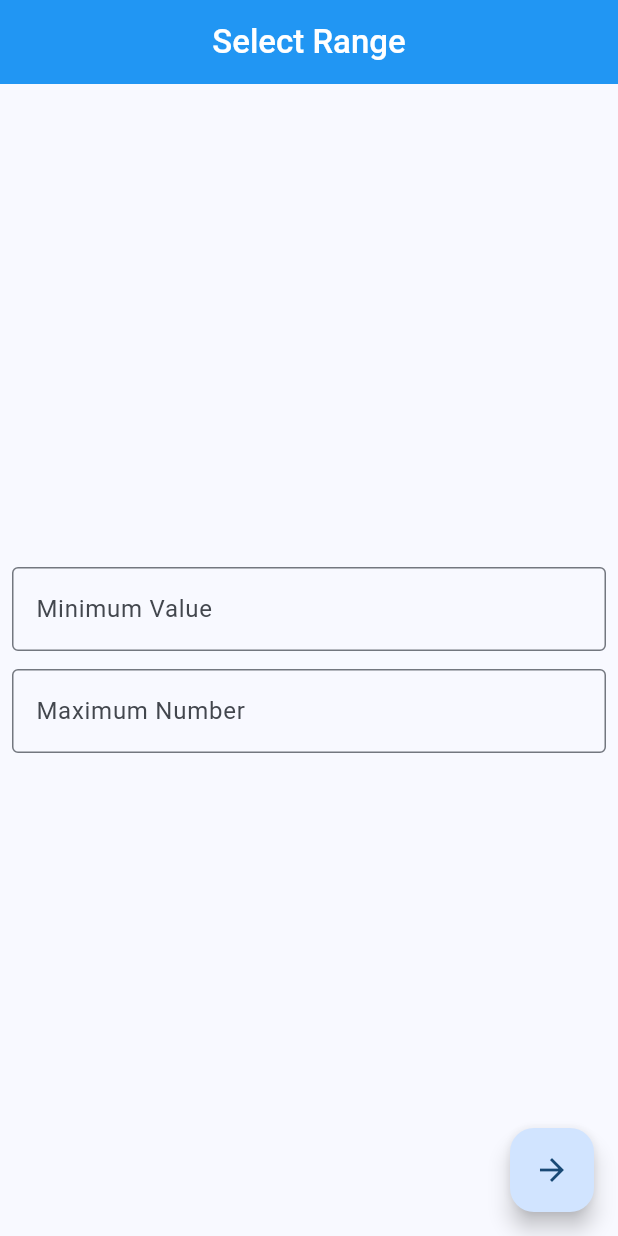
After one commit to khantseithu/randomizer, a Flutter app: the screen it shows after launch, on a phone screen of 412 x 824 dp. The commit adds this screen. Run offline on Flutter 3.47's test engine with Material 3 defaults, Android fonts, the phone set to English and light mode, and no system bars.

Commit message:
refactor: move the form to new file

```diff
--- /dev/null
+++ b/lib/range_selector_form.dart
@@ -0,0 +1,41 @@
+import 'package:flutter/material.dart';
+import 'package:myapp/range_selector_page.dart';
+
+class RangeSelectorForm extends StatelessWidget {
+  const RangeSelectorForm({
+    super.key,
+    required this.formKey,
+    required this.minValueSetter,
+    required this.maxValueSetter,
+  });
+
+  final GlobalKey<FormState> formKey;
+  final IntValueSetter minValueSetter;
+  final IntValueSetter maxValueSetter;
+
+  @override
+  Widget build(BuildContext context) {
+    return Form(
+      key: formKey,
+      child: Padding(
+        padding: const EdgeInsets.all(8.0),
+        child: Column(
+          mainAxisAlignment: MainAxisAlignment.center,
+          children: [
+            RangeSelectorTextFormField(
+              labelText: "Minimum Value",
+              onSave: (value) => minValueSetter(value),
+            ),
+            const SizedBox(
+              height: 12,
+            ),
+            RangeSelectorTextFormField(
+              labelText: "Maximum Number",
+              onSave: (value) => maxValueSetter(value),
+            )
+          ],
+        ),
+      ),
+    );
+  }
+}
--- a/lib/range_selector_page.dart
+++ b/lib/range_selector_page.dart
@@ -1,4 +1,7 @@
 import 'package:flutter/material.dart';
+import 'package:myapp/range_selector_form.dart';
+
+typedef IntValueSetter = void Function(int value);
 
 class RangeSelectorPage extends StatefulWidget {
   const RangeSelectorPage({super.key});
@@ -35,27 +38,10 @@ class _RangeSelectorPageState extends State<RangeSelectorPage> {
         )),
         backgroundColor: Colors.blue,
       ),
-      body: Form(
-        key: _formKey,
-        child: Padding(
-          padding: const EdgeInsets.all(8.0),
-          child: Column(
-            mainAxisAlignment: MainAxisAlignment.center,
-            children: [
-              RangeSelectorTextFormField(
-                labelText: "Minimum Value",
-                onSave: (value) => _min = value,
-              ),
-              const SizedBox(
-                height: 12,
-              ),
-              RangeSelectorTextFormField(
-                labelText: "Maximum Number",
-                onSave: (value) => _max = value,
-              )
-            ],
-          ),
-        ),
+      body: RangeSelectorForm(
+        formKey: _formKey,
+        minValueSetter: (value) => _min = value,
+        maxValueSetter: (value) => _max = value,
       ),
       floatingActionButton: FloatingActionButton(
         child: const Icon(Icons.arrow_forward),
```
